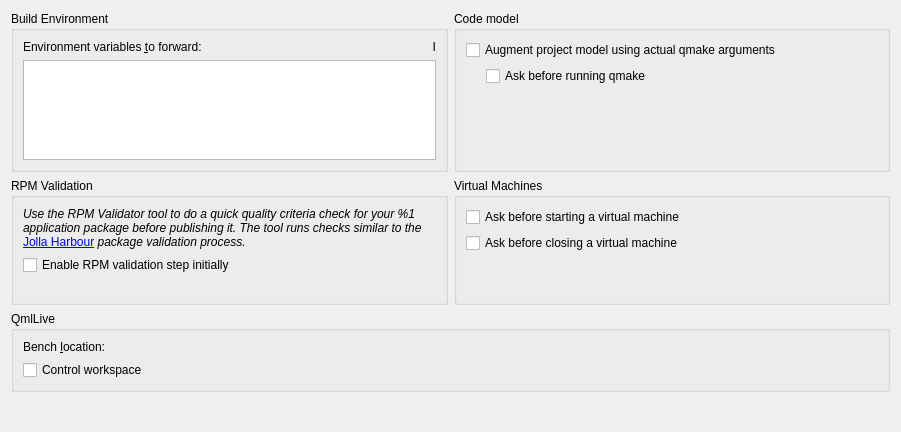
Old version of the form src/plugins/mer/mergeneraloptionswidget.ui in the repository sailfishos/sailfish-qtcreator.
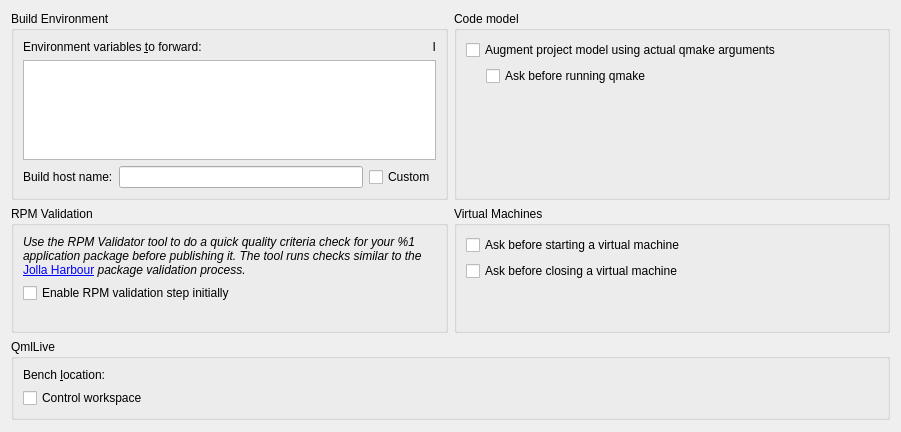
New version of the form. Custom widgets are drawn as their Qt base class.

Commit message: Mer: Allow to configure build host name

```diff
--- a/src/plugins/mer/mergeneraloptionswidget.ui
+++ b/src/plugins/mer/mergeneraloptionswidget.ui
@@ -62,6 +62,34 @@
           </property>
          </widget>
         </item>
+        <item>
+         <layout class="QGridLayout" name="gridLayout">
+          <item row="0" column="0">
+           <widget class="QLabel" name="buildHostNameLabel">
+            <property name="text">
+             <string>Build host name:</string>
+            </property>
+            <property name="buddy">
+             <cstring>buildHostNameLineEdit</cstring>
+            </property>
+           </widget>
+          </item>
+          <item row="0" column="1">
+           <layout class="QHBoxLayout" name="horizontalLayout_5">
+            <item>
+             <widget class="QLineEdit" name="buildHostNameLineEdit"/>
+            </item>
+            <item>
+             <widget class="QCheckBox" name="buildHostNameCustomCheckBox">
+              <property name="text">
+               <string>Custom</string>
+              </property>
+             </widget>
+            </item>
+           </layout>
+          </item>
+         </layout>
+        </item>
        </layout>
       </widget>
      </item>
```
The commit also changes 1 other file.
